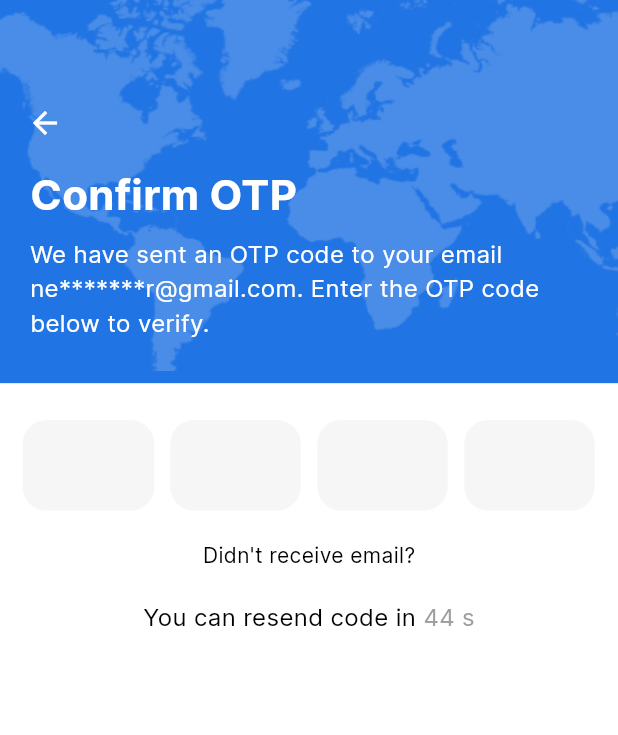
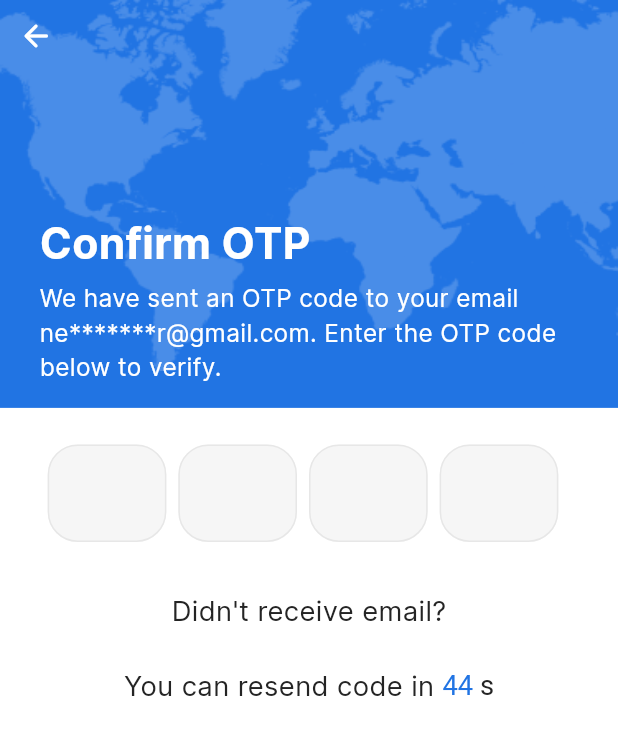
Before and after one commit to AymenSensai/SkyCruiseApp, a Flutter app: the ConfirmOtpScreen screen opened by its route, on a phone screen of 412 x 824 dp. Shown: the top 735 px of the screen. Run offline on Flutter 3.47's test engine with Material 3 defaults, Android fonts, the phone set to English and light mode, and no system bars; drawn by our look-alikes of flutter_otp_text_field; our stand-ins replace dio, flutter_screenutil, flutter_spinkit, flutter_svg, fluttertoast, get_it and 3 more; generated files the repository leaves out were written again.

Commit message:
- Refactoring ConfirmOtp screen.

```diff
--- a/lib/core/theming/styles.dart
+++ b/lib/core/theming/styles.dart
@@ -1,5 +1,6 @@
 import 'package:flutter/material.dart';
 import 'package:flutter_screenutil/flutter_screenutil.dart';
+
 import 'colors.dart';
 import 'font_weight_helper.dart';
 
@@ -14,6 +15,11 @@ class TextStyles {
       fontWeight: FontWeightHelper.bold,
       color: ColorsManager.neutral50);
 
+  static TextStyle font22Neutral900Bold = TextStyle(
+      fontSize: 22.sp,
+      fontWeight: FontWeightHelper.bold,
+      color: ColorsManager.neutral900);
+
   static TextStyle font20Neutral900Bold = TextStyle(
       fontSize: 20.sp,
       fontWeight: FontWeightHelper.bold,
@@ -24,15 +30,25 @@ class TextStyles {
       fontWeight: FontWeightHelper.bold,
       color: ColorsManager.neutral900);
 
+  static TextStyle font18Primary900Medium = TextStyle(
+      fontSize: 18.sp,
+      fontWeight: FontWeightHelper.medium,
+      color: ColorsManager.primary900);
+
   static TextStyle font18Neutral900Medium = TextStyle(
       fontSize: 18.sp,
       fontWeight: FontWeightHelper.medium,
       color: ColorsManager.neutral900);
 
-  static TextStyle font18Primary900Medium = TextStyle(
+  static TextStyle font18Primary500Regular = TextStyle(
       fontSize: 18.sp,
-      fontWeight: FontWeightHelper.medium,
-      color: ColorsManager.primary900);
+      fontWeight: FontWeightHelper.regular,
+      color: ColorsManager.primary500);
+
+  static TextStyle font18Neutral900Regular = TextStyle(
+      fontSize: 18.sp,
+      fontWeight: FontWeightHelper.regular,
+      color: ColorsManager.neutral900);
 
   static TextStyle font16Neutral900Semibold = TextStyle(
       fontSize: 16.sp,
--- a/lib/core/theming/theme.dart
+++ b/lib/core/theming/theme.dart
@@ -1,5 +1,6 @@
 import 'package:flutter/material.dart';
 import 'package:flutter/services.dart';
+
 import 'colors.dart';
 import 'font_weight_helper.dart';
 
@@ -8,6 +9,11 @@ abstract class ThemeManager {
     return ThemeData(
       scaffoldBackgroundColor: ColorsManager.whiteBackground,
       primaryColor: ColorsManager.primary500,
+      textSelectionTheme: const TextSelectionThemeData(
+        cursorColor: ColorsManager.primary500,
+        selectionColor: ColorsManager.primary500,
+        selectionHandleColor: ColorsManager.primary500,
+      ),
       fontFamily: 'Inter',
       checkboxTheme: const CheckboxThemeData(
         side: BorderSide(width: 2, color: ColorsManager.neutral200),
--- a/lib/features/authentication/presentation/screens/confirm_otp_screen.dart
+++ b/lib/features/authentication/presentation/screens/confirm_otp_screen.dart
@@ -1,22 +1,115 @@
-import 'package:flutter/material.dart';
-import 'package:flutter_screenutil/flutter_screenutil.dart';
-import '../../../../core/theming/colors.dart';
-import '../../../../core/routing/routes.dart';
 import 'dart:async';
 
-import '../../../../core/widgets/app_text_form_field.dart';
+import 'package:flutter/gestures.dart';
+import 'package:flutter/material.dart';
+import 'package:flutter_otp_text_field/flutter_otp_text_field.dart';
+import 'package:flutter_screenutil/flutter_screenutil.dart';
+import 'package:sky_cruise/core/helpers/extensions.dart';
+import 'package:sky_cruise/core/routing/routes.dart';
+
+import '../../../../core/helpers/spacing.dart';
+import '../../../../core/theming/colors.dart';
+import '../../../../core/theming/styles.dart';
+import '../widgets/map_section.dart';
 
 class ConfirmOtpScreen extends StatefulWidget {
-  const ConfirmOtpScreen({Key? key}) : super(key: key);
+  const ConfirmOtpScreen({super.key});
 
   @override
   State<ConfirmOtpScreen> createState() => _ConfirmOtpScreenState();
 }
 
 class _ConfirmOtpScreenState extends State<ConfirmOtpScreen> {
+  @override
+  Widget build(BuildContext context) {
+    double screenHeight = MediaQuery.of(context).size.height;
+    return Scaffold(
+      body: SizedBox(
+        height: screenHeight,
+        child: Stack(
+          children: [
+            const MapSection(
+              title: "Confirm OTP",
+              description:
+                  "We have sent an OTP code to your email ne*******r@gmail.com. Enter the OTP code below to verify.",
+              isBackButton: true,
+            ),
+            Positioned(
+              top: screenHeight * 0.33,
+              left: 0,
+              right: 0,
+              bottom: 0,
+              child: SingleChildScrollView(
+                child: Padding(
+                  padding: EdgeInsets.only(
+                      left: 24.w, right: 24.w, bottom: 24.h, top: 24.h),
+                  child: Column(
+                    children: [
+                      _otpField(context),
+                      verticalSpace(32),
+                      Text(
+                        "Didn't receive email?",
+                        style: TextStyles.font18Neutral900Regular,
+                      ),
+                      verticalSpace(24),
+                      _resendCodeRow(),
+                    ],
+                  ),
+                ),
+              ),
+            ),
+          ],
+        ),
+      ),
+    );
+  }
+
+  Widget _resendCodeRow() {
+    return Row(
+      mainAxisAlignment: MainAxisAlignment.center,
+      crossAxisAlignment: CrossAxisAlignment.center,
+      children: [
+        Text(
+          'You can resend code in ',
+          style: TextStyles.font18Neutral900Regular,
+        ),
+        const ResendCodeCounter()
+      ],
+    );
+  }
+
+  Widget _otpField(BuildContext context) {
+    return OtpTextField(
+      numberOfFields: 4,
+      filled: true,
+      fillColor: ColorsManager.neutral100.withOpacity(0.2),
+      fieldWidth: 72.w,
+      borderRadius: BorderRadius.circular(20),
+      showFieldAsBox: true,
+      borderWidth: 1,
+      borderColor: Colors.transparent,
+      focusedBorderColor: ColorsManager.primary500,
+      textStyle: TextStyles.font22Neutral900Bold,
+      onSubmit: (String verificationCode) {
+        if (verificationCode == '1234') {
+          context.pushNamed(Routes.confirmNewPassword);
+        }
+      },
+    );
+  }
+}
+
+class ResendCodeCounter extends StatefulWidget {
+  const ResendCodeCounter({super.key});
+
+  @override
+  State<ResendCodeCounter> createState() => _ResendCodeCounterState();
+}
+
+class _ResendCodeCounterState extends State<ResendCodeCounter> {
   late Timer _timer;
-  int _countDown = 45;
-  bool _showHereText = false;
+  late int _countDown;
+  late bool _showHereText;
 
   @override
   void initState() {
@@ -25,6 +118,8 @@ class _ConfirmOtpScreenState extends State<ConfirmOtpScreen> {
   }
 
   void _startTimer() {
+    _countDown = 45;
+    _showHereText = false;
     _timer = Timer.periodic(const Duration(seconds: 1), (Timer timer) {
       if (_countDown == 0) {
         timer.cancel();
@@ -47,187 +142,29 @@ class _ConfirmOtpScreenState extends State<ConfirmOtpScreen> {
 
   @override
   Widget build(BuildContext context) {
-    double screenHeight = MediaQuery.of(context).size.height;
-
-    return Scaffold(
-      body: SizedBox(
-        height: 766.h,
-        width: double.maxFinite,
-        child: Stack(
-          alignment: Alignment.topCenter,
-          children: [
-            //primary color
-            Container(
-              height: screenHeight * 0.31,
-              color: ColorsManager.primary500,
-            ),
-            // map
-            Positioned(
-              child: Image.asset(
-                'assets/images/map.png',
-                height: screenHeight * 0.3,
-                width: double.infinity,
-                fit: BoxFit.fill,
-                alignment: Alignment.center,
-              ),
-            ),
-            // back button
-            Positioned(
-              top: 70,
-              left: 18,
-              child: GestureDetector(
-                onTap: () {
-                  Navigator.of(context)
-                      // .pushReplacementNamed(Routes.forgetPassword);
-                      .pushReplacementNamed(Routes.confirmNewPassword);
-                },
-                child: const Icon(
-                  Icons.arrow_back,
-                  color: ColorsManager.whiteBackground,
-                ),
-              ),
-            ),
-            // text
-            const Positioned(
-              top: 110,
-              left: 0,
-              right: 0,
-              child: Padding(
-                padding: EdgeInsets.only(top: 0, left: 20.0, right: 20.0),
-                child: Column(
-                  crossAxisAlignment: CrossAxisAlignment.start,
-                  children: [
-                    Text(
-                      'Confirm OTP',
-                      style: TextStyle(
-                        fontSize: 28,
-                        color: ColorsManager.whiteBackground,
-                        fontWeight: FontWeight.bold,
-                      ),
-                    ),
-                    SizedBox(height: 8),
-                    Text(
-                      'We have sent an OTP code to your email ne*******r@gmail.com. Enter the OTP code below to verify.',
-                      style: TextStyle(
-                        fontSize: 16,
-                        color: ColorsManager.whiteBackground,
-                        fontWeight: FontWeight.normal,
-                      ),
-                      maxLines: 3,
-                    ),
-                  ],
-                ),
-              ),
-            ),
-            // OTP input
-            Padding(
-              padding: const EdgeInsets.only(left: 10, top: 280, right: 10),
-              child: Column(
-                children: [
-                  Row(
-                    children: [
-                      Expanded(
-                        child: Padding(
-                          padding: EdgeInsets.symmetric(horizontal: 5.h),
-                          child: AppTextField(
-                            hintText: '',
-                            validator: (value) {
-                              return null;
-                            },
-                          ),
-                        ),
-                      ),
-                      Expanded(
-                        child: Padding(
-                          padding: EdgeInsets.symmetric(horizontal: 5.w),
-                          child: AppTextField(
-                            hintText: '',
-                            validator: (value) {
-                              return null;
-                            },
-                          ),
-                        ),
-                      ),
-                      Expanded(
-                        child: Padding(
-                          padding: EdgeInsets.symmetric(horizontal: 5.w),
-                          child: AppTextField(
-                            hintText: '',
-                            validator: (value) {
-                              return null;
-                            },
-                          ),
-                        ),
-                      ),
-                      Expanded(
-                        child: Padding(
-                          padding: EdgeInsets.symmetric(horizontal: 5.w),
-                          child: AppTextField(
-                            hintText: '',
-                            validator: (value) {
-                              return null;
-                            },
-                          ),
-                        ),
-                      ),
-                    ],
-                  ),
-                  const SizedBox(height: 20.0),
-                  const Text(
-                    "Didn't receive email?",
-                    style: TextStyle(
-                      color: Colors.black,
-                    ),
-                  ),
-                  const SizedBox(height: 20.0),
-                  Row(
-                    mainAxisAlignment: MainAxisAlignment.center,
-                    crossAxisAlignment: CrossAxisAlignment.center,
-                    children: [
-                      const Text(
-                        'You can resend code in ',
-                        style: TextStyle(
-                          color: Colors.black,
-                          fontSize: 16,
-                        ),
-                      ),
-                      Text(
-                        '$_countDown s',
-                        style: TextStyle(
-                          color: _countDown == 0
-                              ? ColorsManager.primary500
-                              : const Color(0xFF9E9E9E),
-                          fontSize: 16,
-                        ),
-                      ),
-                      if (_showHereText)
-                        GestureDetector(
-                          onTap: () {
-                            _timer.cancel();
-                            setState(() {
-                              _countDown = 45;
-                              _startTimer(); // Restart the timer
-                              _showHereText = false; // Hide "here" text
-                            });
-                          },
-                          child: Text(
-                            ' here',
-                            style: TextStyle(
-                              color: _countDown == 0
-                                  ? Colors.transparent
-                                  : ColorsManager.primary500,
-                              fontSize: 16,
-                            ),
-                          ),
-                        ),
-                    ],
-                  ),
-                ],
-              ),
-            ),
-          ],
-        ),
-      ),
+    return Row(
+      children: [
+        RichText(
+          textAlign: TextAlign.center,
+          text: TextSpan(children: [
+            TextSpan(
+                text: _showHereText ? 'here' : '$_countDown',
+                style: TextStyles.font18Primary500Regular,
+                recognizer: TapGestureRecognizer()
+                  ..onTap = () {
+                    if (_showHereText) {
+                      _timer.cancel();
+                      _startTimer();
+                    }
+                  }),
+            if (!_showHereText)
+              TextSpan(
+                text: ' s',
+                style: TextStyles.font18Neutral900Regular,
+              )
+          ]),
+        )
+      ],
     );
   }
 }
--- a/lib/features/authentication/presentation/screens/forget_password_screen.dart
+++ b/lib/features/authentication/presentation/screens/forget_password_screen.dart
@@ -25,7 +25,7 @@ class ForgetPasswordScreen extends StatelessWidget {
           const MapSection(
             title: "Forget password?",
             description:
-                "Enter your email address and we’ll email you with an otp code to reset the password. ",
+                "Enter your email address and we’ll email you with an otp code to reset the password.",
             isBackButton: true,
           ),
           Positioned(
@@ -47,7 +47,7 @@ class ForgetPasswordScreen extends StatelessWidget {
                       AppTextButton(
                         buttonText: 'Get Started',
                         onPressed: () {
-                          context.pushReplacementNamed(Routes.confirmOtp);
+                          context.pushNamed(Routes.confirmOtp);
                         },
                       ),
                     ],
--- a/lib/skycruise_app.dart
+++ b/lib/skycruise_app.dart
@@ -1,8 +1,9 @@
 import 'package:flutter/material.dart';
 import 'package:flutter_screenutil/flutter_screenutil.dart';
-import 'features/authentication/presentation/screens/welcome_screen.dart';
+
 import 'core/routing/app_router.dart';
 import 'core/theming/theme.dart';
+import 'features/authentication/presentation/screens/welcome_screen.dart';
 
 class SkyCruiseApp extends StatelessWidget {
   final AppRouter appRouter;
--- a/pubspec.yaml
+++ b/pubspec.yaml
@@ -66,6 +66,8 @@ dependencies:
   intl: ^0.19.0
   # To show toasts.
   fluttertoast: ^8.2.5
+  # An otp text fields to use in confirm otp screen.
+  flutter_otp_text_field: ^1.1.3+2
 
 dev_dependencies:
   flutter_test:
```
Also changed, not shown: lib/features/authentication/presentation/screens/confirm_new_password.dart (+5 -4 lines), pubspec.lock.
